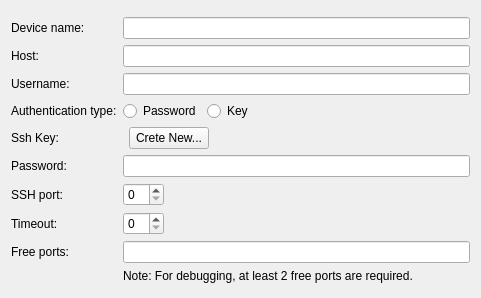
Qt form src/plugins/mer/merhardwaredevicewizardgeneralpage.ui (sailfishos/sailfish-qtcreator) before a commit.
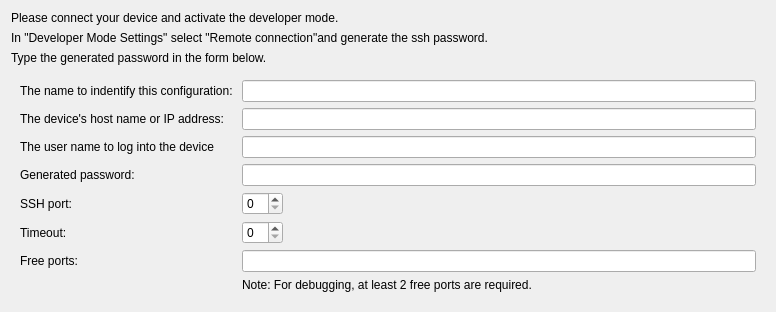
The same form after that commit. Custom widgets are drawn as their Qt base class.

Diff of the .ui file:
```diff
--- a/src/plugins/mer/merhardwaredevicewizardgeneralpage.ui
+++ b/src/plugins/mer/merhardwaredevicewizardgeneralpage.ui
@@ -6,154 +6,160 @@
    <rect>
     <x>0</x>
     <y>0</y>
-    <width>481</width>
-    <height>298</height>
+    <width>776</width>
+    <height>291</height>
    </rect>
   </property>
   <property name="windowTitle">
    <string>WizardPage</string>
   </property>
+  <layout class="QVBoxLayout" name="verticalLayout">
+   <item>
+    <widget class="QLabel" name="infoLabel1">
+     <property name="text">
+      <string>Please connect your device and activate the developer mode.</string>
+     </property>
+    </widget>
+   </item>
+   <item>
+    <widget class="QLabel" name="infoLabel2">
+     <property name="text">
+      <string>In &quot;Developer Mode Settings&quot; select &quot;Remote connection&quot;and generate the ssh password. </string>
+     </property>
+    </widget>
+   </item>
+   <item>
+    <widget class="QLabel" name="infoLabel3">
+     <property name="text">
+      <string>Type the generated password in the form below.</string>
+     </property>
+    </widget>
+   </item>
+   <item>
+    <widget class="QWidget" name="widget" native="true">
   <layout class="QFormLayout" name="formLayout">
-   <property name="fieldGrowthPolicy">
-    <enum>QFormLayout::ExpandingFieldsGrow</enum>
-   </property>
-   <item row="0" column="1">
-    <layout class="QHBoxLayout" name="horizontalLayout_4"/>
-   </item>
-   <item row="1" column="0">
+      <item row="0" column="0">
     <widget class="QLabel" name="nameLabel">
      <property name="text">
-      <string>Device name:</string>
+         <string>The name to indentify this configuration: </string>
      </property>
     </widget>
    </item>
-   <item row="1" column="1">
+      <item row="0" column="1">
     <layout class="QHBoxLayout" name="horizontalLayout_8">
      <item>
       <widget class="QLineEdit" name="deviceNameLineEdit"/>
      </item>
     </layout>
    </item>
-   <item row="2" column="0">
+      <item row="1" column="0">
     <widget class="QLabel" name="hostNameLabel">
      <property name="text">
-      <string>Host:</string>
+         <string>The device's host name or IP address:</string>
      </property>
     </widget>
    </item>
-   <item row="2" column="1">
+      <item row="1" column="1">
     <layout class="QHBoxLayout" name="horizontalLayout_7">
      <item>
       <widget class="QLineEdit" name="hostNameLineEdit"/>
      </item>
     </layout>
    </item>
-   <item row="3" column="0">
+      <item row="2" column="0">
     <widget class="QLabel" name="usernameLabel">
      <property name="text">
-      <string>Username:</string>
+         <string>The user name to log into the device </string>
      </property>
     </widget>
    </item>
-   <item row="3" column="1">
+      <item row="2" column="1">
     <layout class="QHBoxLayout" name="horizontalLayout_6">
      <item>
-      <widget class="QLineEdit" name="usernameLineEdit"/>
-     </item>
-    </layout>
-   </item>
-   <item row="4" column="0">
-    <widget class="QLabel" name="authTypeLabel">
+         <widget class="QLineEdit" name="usernameLineEdit">
      <property name="text">
-      <string>Authentication type:</string>
+           <string/>
      </property>
     </widget>
    </item>
-   <item row="4" column="1">
-    <layout class="QHBoxLayout" name="horizontalLayout">
-     <item>
-      <widget class="QRadioButton" name="passwordRadioButton">
-       <property name="text">
-        <string>Password</string>
-       </property>
-      </widget>
-     </item>
-     <item>
-      <widget class="QRadioButton" name="keyRadioButton">
-       <property name="text">
-        <string>Key</string>
-       </property>
-      </widget>
-     </item>
-    </layout>
-   </item>
-   <item row="5" column="0">
-    <widget class="QLabel" name="SshKeyLabel">
-     <property name="text">
-      <string>Ssh Key:</string>
-     </property>
-    </widget>
-   </item>
-   <item row="5" column="1">
-    <layout class="QHBoxLayout" name="horizontalLayout_9">
-     <item>
-      <widget class="Utils::PathChooser" name="SshKeyPathChooser" native="true"/>
-     </item>
-     <item>
-      <widget class="QPushButton" name="pushButton">
-       <property name="text">
-        <string>Crete New...</string>
-       </property>
-      </widget>
-     </item>
-    </layout>
-   </item>
-   <item row="6" column="0">
+       </layout>
+      </item>
+      <item row="3" column="0">
     <widget class="QLabel" name="passwordLabel">
      <property name="text">
-      <string>Password:</string>
+         <string>Generated password:</string>
      </property>
     </widget>
    </item>
-   <item row="6" column="1">
+      <item row="3" column="1">
     <layout class="QHBoxLayout" name="horizontalLayout_5">
      <item>
       <widget class="QLineEdit" name="passwordLineEdit"/>
      </item>
     </layout>
    </item>
-   <item row="7" column="0">
+      <item row="4" column="0">
     <widget class="QLabel" name="sshPortLabel">
      <property name="text">
       <string>SSH port:</string>
      </property>
     </widget>
    </item>
-   <item row="7" column="1">
+      <item row="4" column="1">
     <layout class="QHBoxLayout" name="horizontalLayout_3">
      <item>
       <widget class="QSpinBox" name="sshPortSpinBox"/>
      </item>
-    </layout>
-   </item>
-   <item row="8" column="0">
+        <item>
+         <spacer name="horizontalSpacer">
+          <property name="orientation">
+           <enum>Qt::Horizontal</enum>
+          </property>
+          <property name="sizeHint" stdset="0">
+           <size>
+            <width>40</width>
+            <height>20</height>
+           </size>
+          </property>
+         </spacer>
+        </item>
+       </layout>
+      </item>
+      <item row="5" column="0">
     <widget class="QLabel" name="Timeout">
      <property name="text">
       <string>Timeout:</string>
      </property>
     </widget>
    </item>
-   <item row="8" column="1">
+      <item row="5" column="1">
+       <layout class="QHBoxLayout" name="horizontalLayout_11">
+        <item>
     <widget class="QSpinBox" name="timeoutSpinBox"/>
    </item>
-   <item row="9" column="0">
+        <item>
+         <spacer name="horizontalSpacer_2">
+          <property name="orientation">
+           <enum>Qt::Horizontal</enum>
+          </property>
+          <property name="sizeHint" stdset="0">
+           <size>
+            <width>40</width>
+            <height>20</height>
+           </size>
+          </property>
+         </spacer>
+        </item>
+       </layout>
+      </item>
+      <item row="6" column="0">
     <widget class="QLabel" name="freePortsLabel">
      <property name="text">
       <string>Free ports:</string>
      </property>
     </widget>
    </item>
-   <item row="9" column="1">
+      <item row="6" column="1">
     <layout class="QHBoxLayout" name="horizontalLayout_2">
      <item>
       <widget class="QLineEdit" name="freePortsLineEdit">
@@ -167,7 +173,7 @@
      </item>
     </layout>
    </item>
-   <item row="10" column="1">
+      <item row="7" column="1">
     <widget class="QLabel" name="freePortsDebuggerMessageLabel">
      <property name="text">
       <string>Note: For debugging, at least 2 free ports are required.</string>
@@ -176,18 +182,9 @@
    </item>
   </layout>
  </widget>
- <customwidgets>
-  <customwidget>
-   <class>Utils::PathChooser</class>
-   <extends>QWidget</extends>
-   <header location="global">utils/pathchooser.h</header>
-   <container>1</container>
-   <slots>
-    <signal>editingFinished()</signal>
-    <signal>browsingFinished()</signal>
-   </slots>
-  </customwidget>
- </customwidgets>
+   </item>
+  </layout>
+ </widget>
  <resources/>
  <connections/>
 </ui>
```
Left out of the diff: 6 changed lines with no effect on the pictures. Lines whose indentation alone changed are shown as unchanged.
